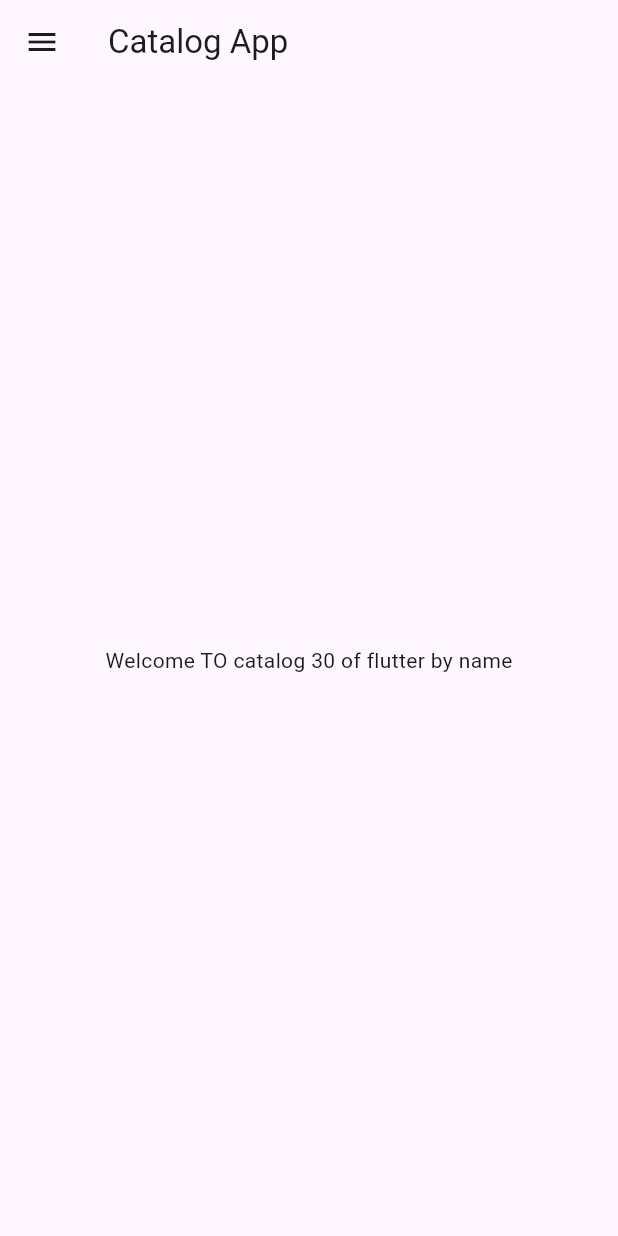
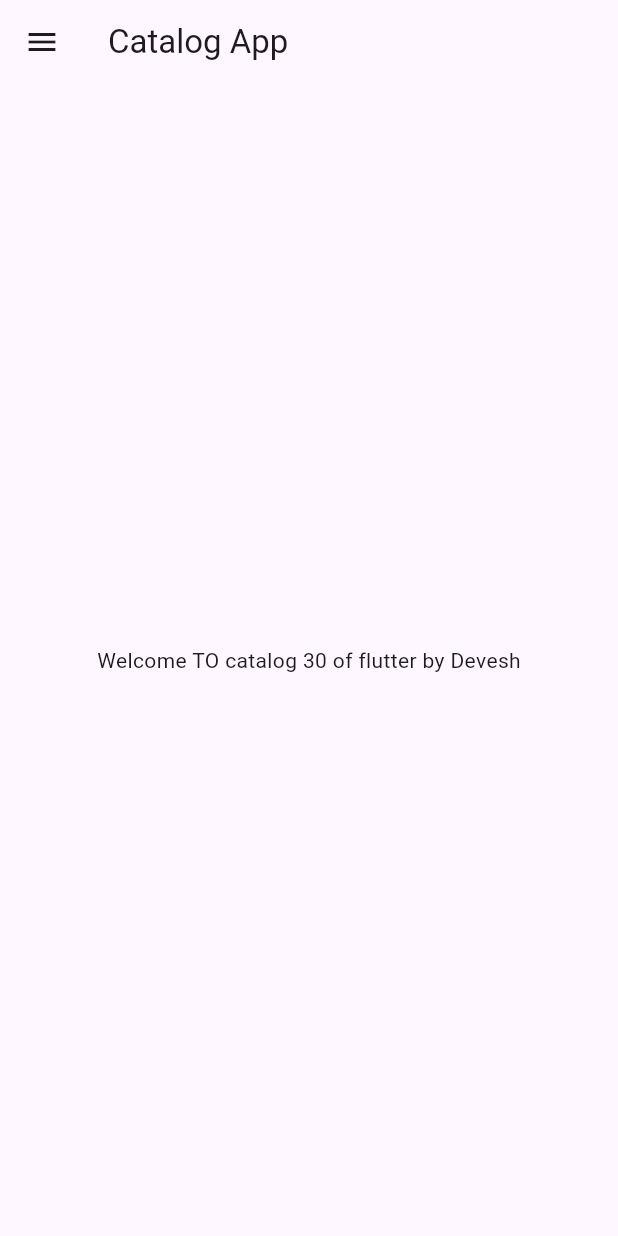
Before and after one commit to Deveshmonitor/flutter_catalog, a Flutter app: the screen it shows after launch, on a phone screen of 412 x 824 dp. Run offline on Flutter 3.47's test engine with Material 3 defaults, Android fonts, the phone set to English and light mode, and no system bars.

```diff
--- a/lib/home.dart
+++ b/lib/home.dart
@@ -13,7 +13,7 @@ class HomePage extends StatelessWidget {
       ),
       body: Center(
         child: Container(
-          child: Text("Welcome TO catalog $day of flutter by name"),
+          child: Text("Welcome TO catalog $day of flutter by $name"),
         ),
       ),
       drawer: Drawer(),
```
